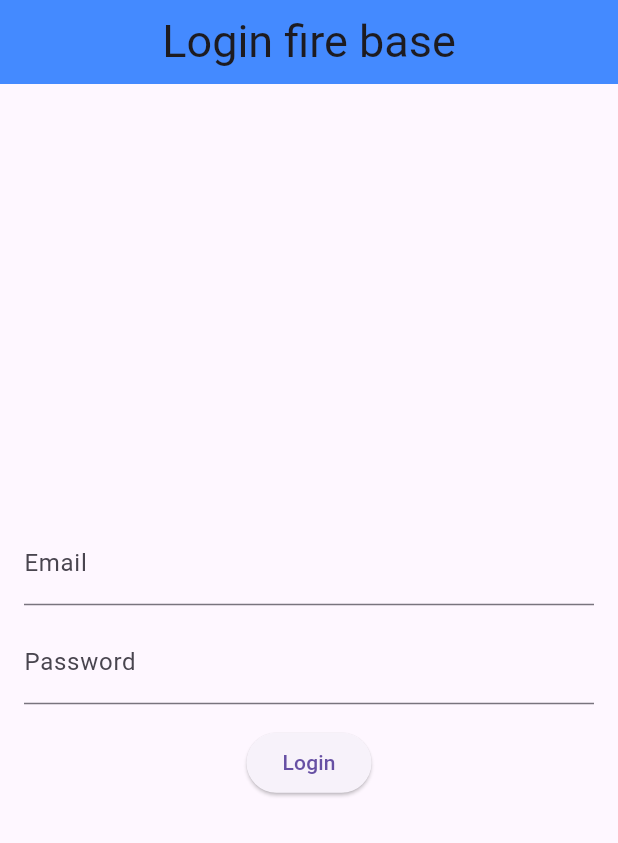
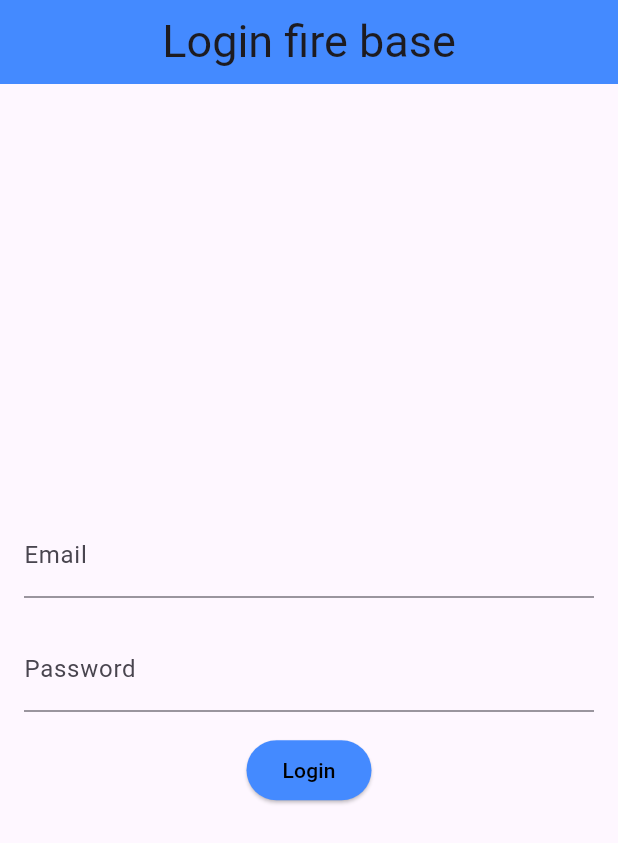
Before and after one commit to muhamadayeshaaulia/week_10_belajar_firebase, a Flutter app: the screen it shows after launch, on a phone screen of 412 x 824 dp. Shown: the top 843 px of the screen. Run offline on Flutter 3.47's test engine with Material 3 defaults, Android fonts, the phone set to English and light mode, and no system bars; our stand-ins replace firebase_auth, firebase_core; accounts and stored records are empty.

Commit message:
menambahkan styfrom untuk elevated buton agar warnanya bisa berubah dan memberikan text style pada text agar terlihat berwarna  hitam

```diff
--- a/lib/screen/login.dart
+++ b/lib/screen/login.dart
@@ -71,7 +71,7 @@
               controller: emailCtrl,
               decoration: const InputDecoration(labelText: 'Email'),
             ),
-            const SizedBox(height: 10),
+            const SizedBox(height: 20),
             TextField(
               controller: passCtrl,
               decoration: const InputDecoration(labelText: 'Password'),
@@ -82,10 +82,12 @@
               const SizedBox(height: 15),
             ],
             ElevatedButton(
+              style: ElevatedButton.styleFrom(backgroundColor: Colors.blueAccent),
               onPressed: _isLoading ? null : _login,
               child: _isLoading
                   ? const CircularProgressIndicator()
-                  : const Text('Login'),
+                  : const Text( style: TextStyle(color: Colors.black),
+                  'Login'),
             ),
           ],
         ),
```
